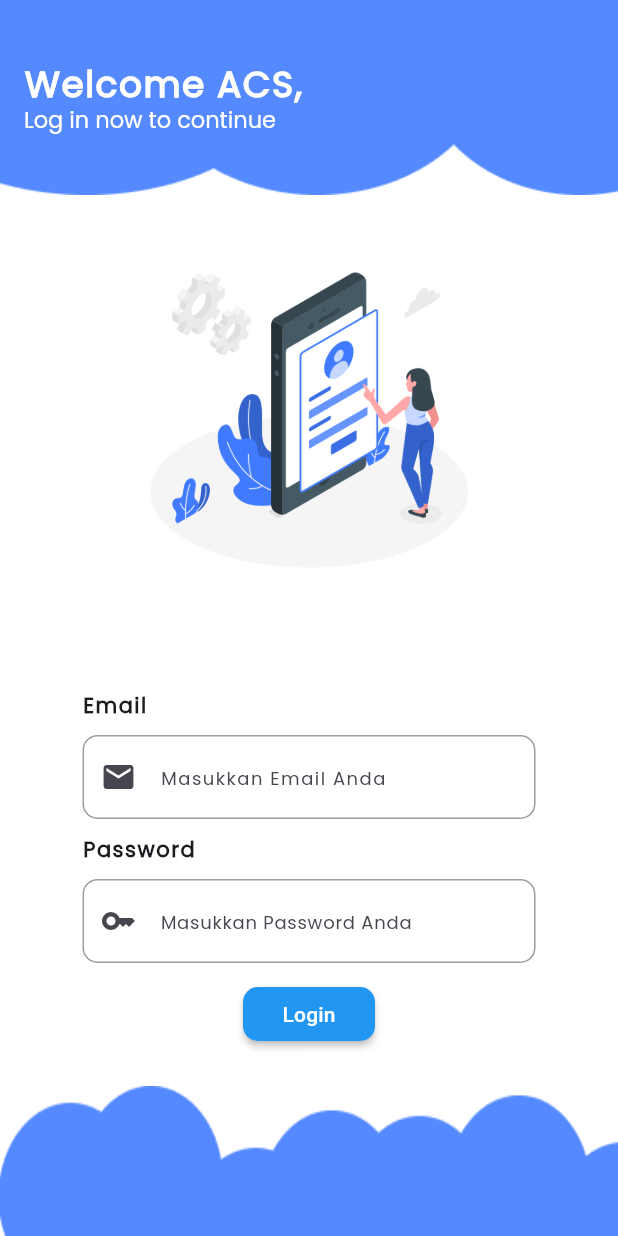
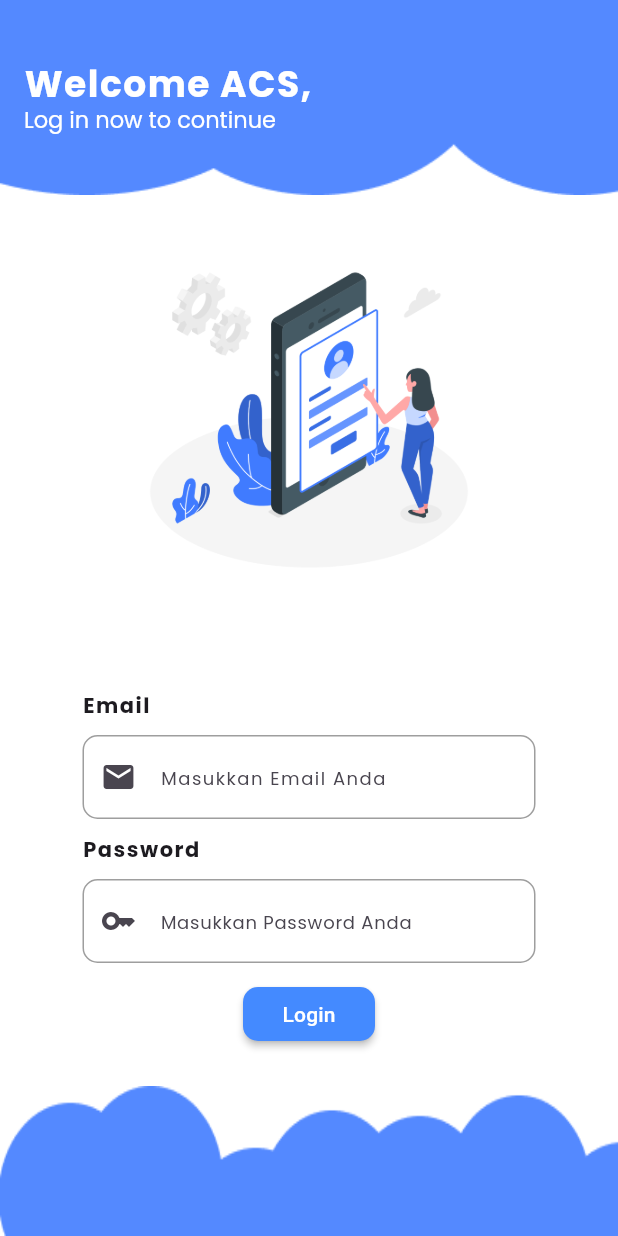
Before and after one commit to Syaha-Creator/acsv2, a Flutter app: the screen it shows after launch, on a phone screen of 412 x 824 dp. Run offline on Flutter 3.47's test engine with Material 3 defaults, Android fonts, the phone set to English and light mode, and no system bars.

Commit message:
Final UI Login Page

```diff
--- a/lib/login.dart
+++ b/lib/login.dart
@@ -22,7 +22,7 @@ class _LoginState extends State<Login> {
               'Welcome ACS,',
               style: TextStyle(
                 fontFamily: 'Poppins',
-                fontWeight: FontWeight.w600,
+                fontWeight: FontWeight.bold,
                 letterSpacing: 1,
                 color: Colors.white,
                 fontSize: 24,
@@ -154,7 +154,7 @@ class _LoginState extends State<Login> {
                                   alignment: Alignment.center,
                                   child: MaterialButton(
                                     onPressed: () {},
-                                    color: Colors.blue,
+                                    color: Colors.blueAccent,
                                     shape: RoundedRectangleBorder(
                                       borderRadius: BorderRadius.all(
                                         Radius.circular(10),
--- a/pubspec.yaml
+++ b/pubspec.yaml
@@ -78,6 +78,7 @@ flutter:
     - family: Poppins
       fonts:
         - asset: assets/fonts/Poppins-Regular.ttf
+        - asset: assets/fonts/Poppins-Bold.ttf
   #       - asset: fonts/Schyler-Italic.ttf
   #         style: italic
   #   - family: Trajan Pro
```
Also changed, not shown: 11 other files.
